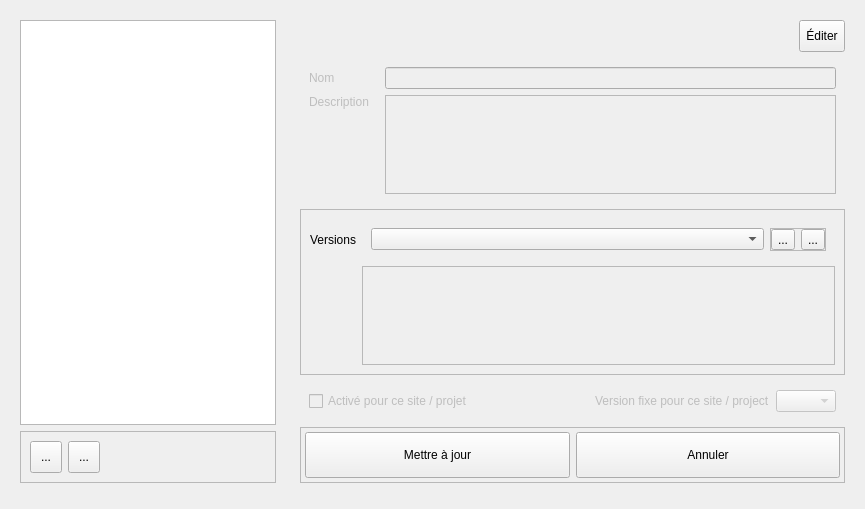
introlab/openteraplus, file client/src/services/DashboardsService/DashboardsConfigWidget.ui: the form before one commit.
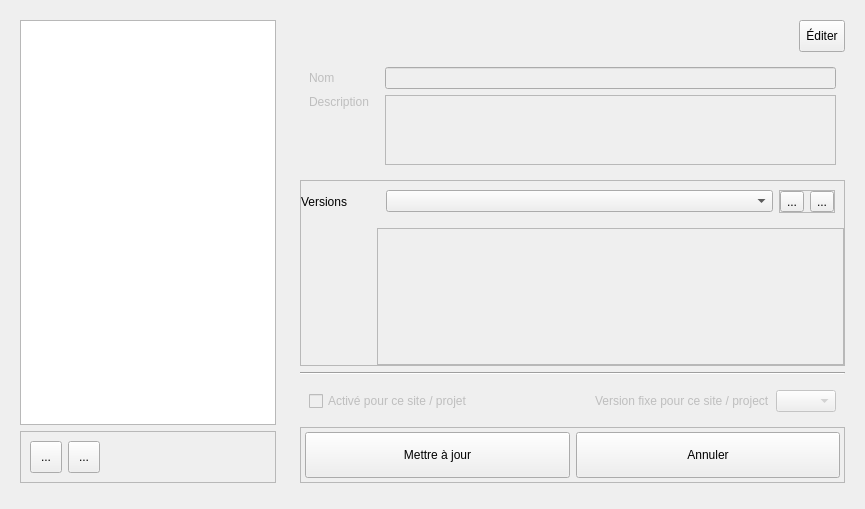
The form after the commit. Icons and pictures are not drawn. Custom widgets are drawn as their Qt base class.

Commit message: Refs #94. Working edition of dashboards.

Patch:
```diff
--- a/client/src/services/DashboardsService/DashboardsConfigWidget.ui
+++ b/client/src/services/DashboardsService/DashboardsConfigWidget.ui
@@ -213,6 +213,12 @@
                <verstretch>0</verstretch>
               </sizepolicy>
              </property>
+             <property name="maximumSize">
+              <size>
+               <width>16777215</width>
+               <height>100</height>
+              </size>
+             </property>
             </widget>
            </item>
           </layout>
@@ -230,6 +236,18 @@
            <enum>QFrame::Raised</enum>
           </property>
           <layout class="QGridLayout" name="gridLayout_2">
+           <property name="leftMargin">
+            <number>0</number>
+           </property>
+           <property name="topMargin">
+            <number>0</number>
+           </property>
+           <property name="rightMargin">
+            <number>0</number>
+           </property>
+           <property name="bottomMargin">
+            <number>0</number>
+           </property>
            <item row="0" column="0">
             <widget class="QLabel" name="lblVersions">
              <property name="sizePolicy">
@@ -238,6 +256,12 @@
                <verstretch>0</verstretch>
               </sizepolicy>
              </property>
+             <property name="minimumSize">
+              <size>
+               <width>70</width>
+               <height>0</height>
+              </size>
+             </property>
              <property name="text">
               <string>Versions</string>
              </property>
@@ -332,6 +356,13 @@
           </layout>
          </widget>
         </item>
+        <item>
+         <widget class="Line" name="line">
+          <property name="orientation">
+           <enum>Qt::Horizontal</enum>
+          </property>
+         </widget>
+        </item>
         <item alignment="Qt::AlignTop">
          <widget class="QFrame" name="frameSpecific">
           <property name="enabled">
```
Left out of the diff: 3 changed lines with no effect on the pictures. The commit also changes 2 other files.
